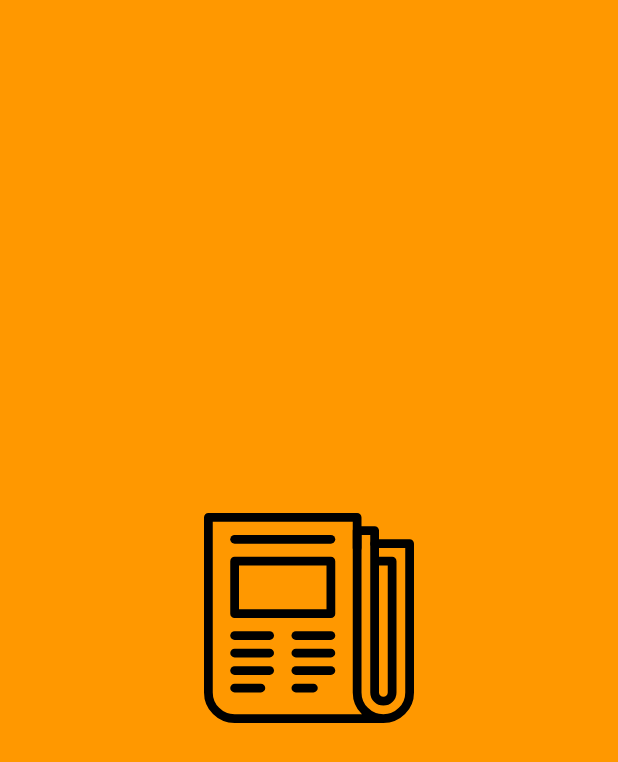
After one commit to xxmaucoxx/turismo, an Android app: the layout activity_splash.xml on its own in the app's theme, with its tools: preview values and no code run, on a phone screen of 412 x 824 dp. The commit adds this screen. Shown: the top 762 px of the screen. Run offline under Robolectric (Android 15) with nearby library versions, the phone set to English and light mode, and no system bars.

Commit message:
splash screen
Yesss

```diff
--- a/app/build.gradle
+++ b/app/build.gradle
@@ -44,7 +44,8 @@ dependencies {
     compile 'com.squareup.retrofit2:converter-gson:2.1.0'
     compile 'com.github.bumptech.glide:glide:3.7.0'
     compile 'com.google.android.gms:play-services-maps:10.2.6'
+    compile 'com.android.support:gridlayout-v7:25.3.1'
+    compile 'com.airbnb.android:lottie:1.5.3'
     testCompile 'junit:junit:4.12'
-    compile 'com.android.support:gridlayout-v7:25.3.1'
 }
 apply plugin: 'com.google.gms.google-services'
--- /dev/null
+++ b/app/src/main/res/layout/activity_splash.xml
@@ -0,0 +1,27 @@
+<?xml version="1.0" encoding="utf-8"?>
+<RelativeLayout xmlns:android="http://schemas.android.com/apk/res/android"
+    xmlns:app="http://schemas.android.com/apk/res-auto"
+    xmlns:tools="http://schemas.android.com/tools"
+    android:layout_width="match_parent"
+    android:layout_height="match_parent"
+    android:background="@color/colorPrimary"
+    tools:context="com.example.astrid.turismo.Splash">
+
+    <LinearLayout
+        android:layout_width="match_parent"
+        android:layout_height="match_parent"
+        android:gravity="center"
+        android:orientation="vertical">
+
+        <com.airbnb.lottie.LottieAnimationView
+            android:layout_width="280dp"
+            android:layout_height="280dp"
+            app:lottie_autoPlay="true"
+            app:lottie_fileName="News.json"
+            app:lottie_loop="true" />
+
+    </LinearLayout>
+
+
+
+</RelativeLayout>
--- a/app/src/main/res/values/colors.xml
+++ b/app/src/main/res/values/colors.xml
@@ -1,6 +1,6 @@
 <?xml version="1.0" encoding="utf-8"?>
 <resources>
-    <color name="colorPrimary">#ff9800  </color>
+    <color name="colorPrimary">#ff9800</color>
     <color name="colorPrimaryDark">#e65100 </color>
     <color name="colorAccent">#ff4081</color>
     <color name="fondo">#a3cafa</color>
```
Also changed, not shown: app/src/main/AndroidManifest.xml (+21 -19 lines), app/src/main/assets/News.json (added, +1 -0 lines), app/src/main/assets/Plane.json (added, +1 -0 lines), app/src/main/java/com/example/astrid/turismo/MainActivity.java (+45 -1 lines), app/src/main/java/com/example/astrid/turismo/Splash.java (added, +29 -0 lines), 1 other file.
